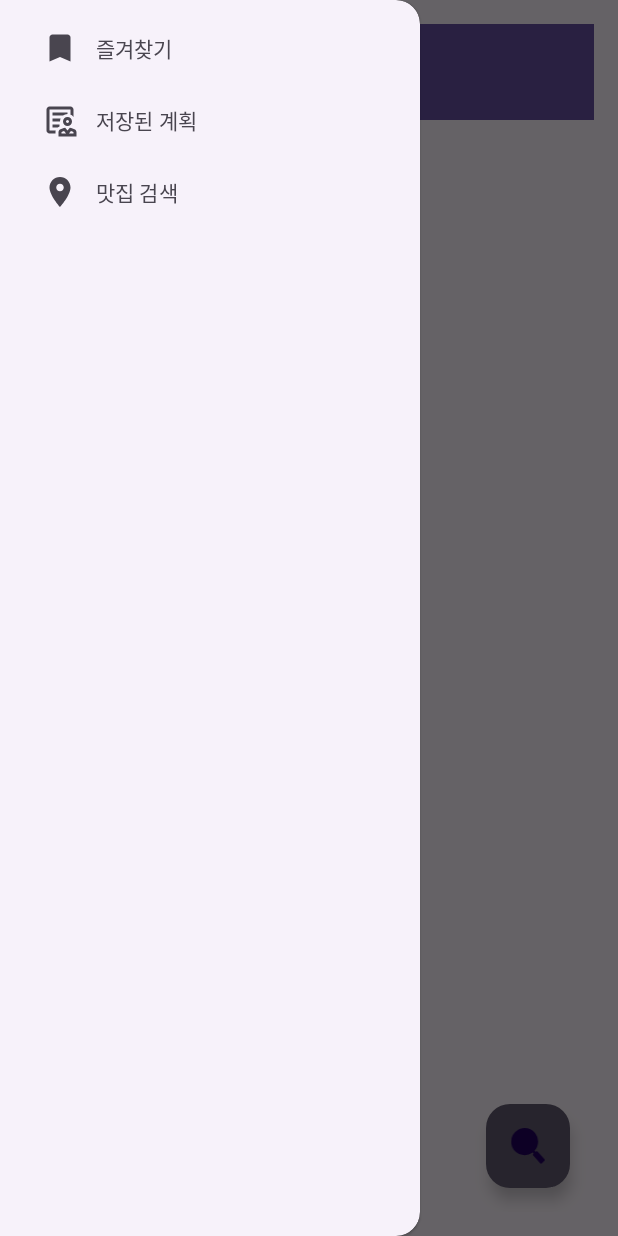
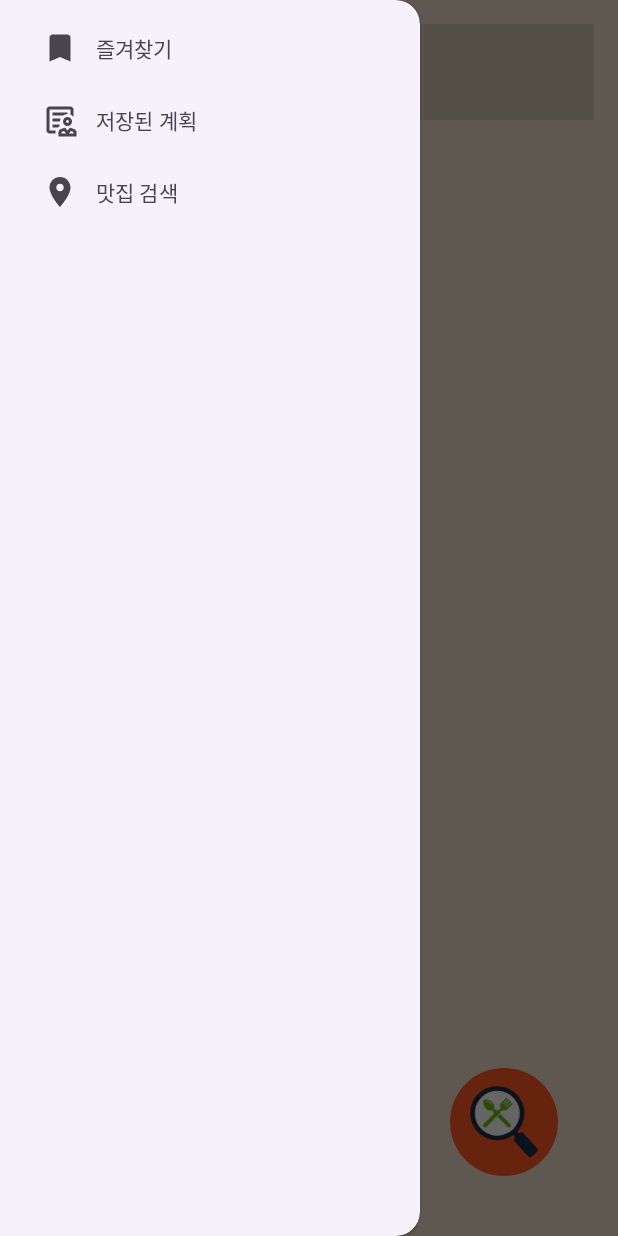
Before and after one commit to HSHwan/android-term-project, an Android app: the screen it shows after launch once a user with an empty profile is signed in (MainActivity), with the side drawer open, on a phone screen of 412 x 824 dp. Run offline under Robolectric (Android 15) with nearby library versions, the phone set to English and light mode, and no system bars; our stand-ins replace Firebase (no records; nobody signed in at launch, a user with empty details on screens opened directly).

```diff
--- a/app/src/main/res/layout/activity_main.xml
+++ b/app/src/main/res/layout/activity_main.xml
@@ -10,7 +10,9 @@
     <androidx.constraintlayout.widget.ConstraintLayout
         android:layout_width="match_parent"
         android:layout_height="match_parent"
-        android:padding="16dp">
+        android:padding="16dp"
+        android:background="@color/main_background"
+        >
 
         <!-- 1) 기존 툴바 유지 -->
         <com.google.android.material.appbar.MaterialToolbar
@@ -21,8 +23,9 @@
             app:layout_constraintStart_toStartOf="parent"
             app:layout_constraintEnd_toEndOf="parent"
             android:background="?attr/colorPrimary"
+            android:backgroundTint="@color/main_toolbar"
             app:title="저장된 계획"
-            app:titleTextColor="@android:color/white"/>
+            app:titleTextColor="@android:color/black"/>
 
         <!-- 2) **RecyclerView 추가** -->
         <androidx.recyclerview.widget.RecyclerView
@@ -37,17 +40,18 @@
             app:layout_constraintStart_toStartOf="parent"
             app:layout_constraintEnd_toEndOf="parent"/>
 
-        <!-- 3) 기존 FloatingActionButton 등… -->
-        <!-- 예시로 FAB 배치 -->
-        <com.google.android.material.floatingactionbutton.FloatingActionButton
+
+        <ImageButton
             android:id="@+id/btnAnalyzeFood"
-            android:layout_width="56dp"
-            android:layout_height="56dp"
+            android:layout_width="72dp"
+            android:layout_height="72dp"
+            android:src="@drawable/ic_food_analyze"
+            android:background="@drawable/rounded_button_background"
+            android:scaleType="centerInside"
+            android:padding="12dp"
             app:layout_constraintBottom_toBottomOf="parent"
             app:layout_constraintEnd_toEndOf="parent"
-            android:layout_margin="16dp"
-            android:src="@drawable/ic_food_analyze"
-            app:backgroundTint="?attr/colorSecondary"/>
+            android:layout_margin="24dp" />
 
 
     </androidx.constraintlayout.widget.ConstraintLayout>
--- a/app/src/main/res/values/colors.xml
+++ b/app/src/main/res/values/colors.xml
@@ -18,4 +18,7 @@
 
     <color name="place_item_background">#E3F2FD</color>
 
+    <color name="main_background"> #EBDDC8</color>
+    <color name="main_toolbar"> #D3C7B3</color>
+
 </resources>
```
